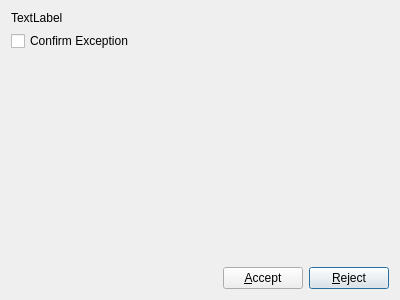
First picture: the form in 2.x/UI/dooble_certificate_exceptions_dialog.ui, repository textbrowser/dooble, before the edit.
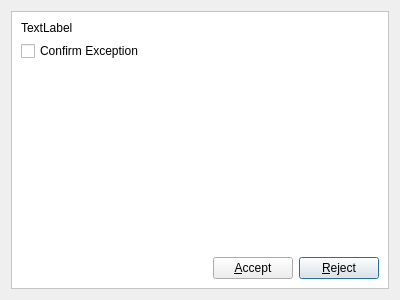
Second picture: the form after the edit.

Commit message: Certificate error exception.

```diff
--- a/2.x/UI/dooble_certificate_exceptions_dialog.ui
+++ b/2.x/UI/dooble_certificate_exceptions_dialog.ui
@@ -15,6 +15,18 @@
   </property>
   <layout class="QVBoxLayout" name="verticalLayout">
    <item>
+    <widget class="QFrame" name="frame">
+     <property name="styleSheet">
+      <string notr="true">QFrame {background-color: white;}</string>
+     </property>
+     <property name="frameShape">
+      <enum>QFrame::StyledPanel</enum>
+     </property>
+     <property name="frameShadow">
+      <enum>QFrame::Raised</enum>
+     </property>
+     <layout class="QVBoxLayout" name="verticalLayout_2">
+      <item>
     <widget class="QLabel" name="label">
      <property name="text">
       <string>TextLabel</string>
@@ -80,9 +92,9 @@
    </item>
   </layout>
  </widget>
- <tabstops>
-  <tabstop>confirm_exception</tabstop>
- </tabstops>
+   </item>
+  </layout>
+ </widget>
  <resources/>
  <connections/>
 </ui>
```
Lines whose indentation alone changed are shown as unchanged. The commit also changes 1 other file.
